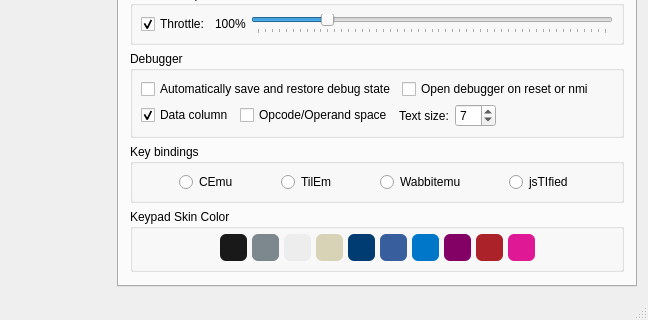
This is gui/qt/mainwindow.ui in CE-Programming/CEmu as Qt 5 draws it before an edit; both pictures show x 340 to 988 and y 388 to 708 of the 988 by 708 pixel window. The edited form follows.
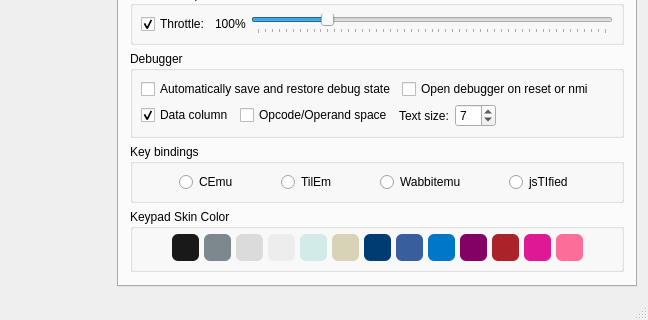
This is the edited form. Icons and pictures are not drawn. Custom widgets are drawn as their Qt base class.

Commit message: Added more keypad skin colors (Space Grey, Coral, Mint)

The edit to the form file:
```diff
--- a/gui/qt/mainwindow.ui
+++ b/gui/qt/mainwindow.ui
@@ -1136,7 +1136,7 @@
              </property>
              <property name="sizeHint" stdset="0">
               <size>
-               <width>40</width>
+               <width>10</width>
                <height>20</height>
               </size>
              </property>
@@ -1206,6 +1206,129 @@
              </property>
             </widget>
            </item>
+           <item>
+            <widget class="QPushButton" name="buttonSpaceGrey">
+             <property name="sizePolicy">
+              <sizepolicy hsizetype="Fixed" vsizetype="Fixed">
+               <horstretch>0</horstretch>
+               <verstretch>0</verstretch>
+              </sizepolicy>
+             </property>
+             <property name="minimumSize">
+              <size>
+               <width>27</width>
+               <height>27</height>
+              </size>
+             </property>
+             <property name="maximumSize">
+              <size>
+               <width>27</width>
+               <height>27</height>
+              </size>
+             </property>
+             <property name="palette">
+              <palette>
+               <active>
+                <colorrole role="Button">
+                 <brush brushstyle="SolidPattern">
+                  <color alpha="255">
+                   <red>219</red>
+                   <green>219</green>
+                   <blue>219</blue>
+                  </color>
+                 </brush>
+                </colorrole>
+                <colorrole role="Base">
+                 <brush brushstyle="SolidPattern">
+                  <color alpha="255">
+                   <red>219</red>
+                   <green>219</green>
+                   <blue>219</blue>
+                  </color>
+                 </brush>
+                </colorrole>
+                <colorrole role="Window">
+                 <brush brushstyle="SolidPattern">
+                  <color alpha="255">
+                   <red>219</red>
+                   <green>219</green>
+                   <blue>219</blue>
+                  </color>
+                 </brush>
+                </colorrole>
+               </active>
+               <inactive>
+                <colorrole role="Button">
+                 <brush brushstyle="SolidPattern">
+                  <color alpha="255">
+                   <red>219</red>
+                   <green>219</green>
+                   <blue>219</blue>
+                  </color>
+                 </brush>
+                </colorrole>
+                <colorrole role="Base">
+                 <brush brushstyle="SolidPattern">
+                  <color alpha="255">
+                   <red>219</red>
+                   <green>219</green>
+                   <blue>219</blue>
+                  </color>
+                 </brush>
+                </colorrole>
+                <colorrole role="Window">
+                 <brush brushstyle="SolidPattern">
+                  <color alpha="255">
+                   <red>219</red>
+                   <green>219</green>
+                   <blue>219</blue>
+                  </color>
+                 </brush>
+                </colorrole>
+               </inactive>
+               <disabled>
+                <colorrole role="Button">
+                 <brush brushstyle="SolidPattern">
+                  <color alpha="255">
+                   <red>219</red>
+                   <green>219</green>
+                   <blue>219</blue>
+                  </color>
+                 </brush>
+                </colorrole>
+                <colorrole role="Base">
+                 <brush brushstyle="SolidPattern">
+                  <color alpha="255">
+                   <red>219</red>
+                   <green>219</green>
+                   <blue>219</blue>
+                  </color>
+                 </brush>
+                </colorrole>
+                <colorrole role="Window">
+                 <brush brushstyle="SolidPattern">
+                  <color alpha="255">
+                   <red>219</red>
+                   <green>219</green>
+                   <blue>219</blue>
+                  </color>
+                 </brush>
+                </colorrole>
+               </disabled>
+              </palette>
+             </property>
+             <property name="styleSheet">
+              <string notr="true">QPushButton {  background-color: rgb(219, 219, 219); border-radius:6px; }
+QPushButton:pressed { 
+	border: 3px solid gray;
+	border-radius: 8px; 
+}</string>
+             </property>
+             <property name="text">
+              <string/>
+             </property>
+            </widget>
+           </item>
            <item>
             <widget class="QPushButton" name="buttonWhite">
              <property name="sizePolicy">
@@ -1238,6 +1361,129 @@
              </property>
             </widget>
            </item>
+           <item>
+            <widget class="QPushButton" name="buttonMint">
+             <property name="sizePolicy">
+              <sizepolicy hsizetype="Fixed" vsizetype="Fixed">
+               <horstretch>0</horstretch>
+               <verstretch>0</verstretch>
+              </sizepolicy>
+             </property>
+             <property name="minimumSize">
+              <size>
+               <width>27</width>
+               <height>27</height>
+              </size>
+             </property>
+             <property name="maximumSize">
+              <size>
+               <width>27</width>
+               <height>27</height>
+              </size>
+             </property>
+             <property name="palette">
+              <palette>
+               <active>
+                <colorrole role="Button">
+                 <brush brushstyle="SolidPattern">
+                  <color alpha="255">
+                   <red>210</red>
+                   <green>235</green>
+                   <blue>232</blue>
+                  </color>
+                 </brush>
+                </colorrole>
+                <colorrole role="Base">
+                 <brush brushstyle="SolidPattern">
+                  <color alpha="255">
+                   <red>210</red>
+                   <green>235</green>
+                   <blue>232</blue>
+                  </color>
+                 </brush>
+                </colorrole>
+                <colorrole role="Window">
+                 <brush brushstyle="SolidPattern">
+                  <color alpha="255">
+                   <red>210</red>
+                   <green>235</green>
+                   <blue>232</blue>
+                  </color>
+                 </brush>
+                </colorrole>
+               </active>
+               <inactive>
+                <colorrole role="Button">
+                 <brush brushstyle="SolidPattern">
+                  <color alpha="255">
+                   <red>210</red>
+                   <green>235</green>
+                   <blue>232</blue>
+                  </color>
+                 </brush>
+                </colorrole>
+                <colorrole role="Base">
+                 <brush brushstyle="SolidPattern">
+                  <color alpha="255">
+                   <red>210</red>
+                   <green>235</green>
+                   <blue>232</blue>
+                  </color>
+                 </brush>
+                </colorrole>
+                <colorrole role="Window">
+                 <brush brushstyle="SolidPattern">
+                  <color alpha="255">
+                   <red>210</red>
+                   <green>235</green>
+                   <blue>232</blue>
+                  </color>
+                 </brush>
+                </colorrole>
+               </inactive>
+               <disabled>
+                <colorrole role="Button">
+                 <brush brushstyle="SolidPattern">
+                  <color alpha="255">
+                   <red>210</red>
+                   <green>235</green>
+                   <blue>232</blue>
+                  </color>
+                 </brush>
+                </colorrole>
+                <colorrole role="Base">
+                 <brush brushstyle="SolidPattern">
+                  <color alpha="255">
+                   <red>210</red>
+                   <green>235</green>
+                   <blue>232</blue>
+                  </color>
+                 </brush>
+                </colorrole>
+                <colorrole role="Window">
+                 <brush brushstyle="SolidPattern">
+                  <color alpha="255">
+                   <red>210</red>
+                   <green>235</green>
+                   <blue>232</blue>
+                  </color>
+                 </brush>
+                </colorrole>
+               </disabled>
+              </palette>
+             </property>
+             <property name="styleSheet">
+              <string notr="true">QPushButton {  background-color: rgb(210, 235, 232); border-radius:6px; }
+QPushButton:pressed { 
+	border: 3px solid gray;
+	border-radius: 8px; 
+}</string>
+             </property>
+             <property name="text">
+              <string/>
+             </property>
+            </widget>
+           </item>
            <item>
             <widget class="QPushButton" name="buttonGolden">
              <property name="sizePolicy">
@@ -1462,6 +1708,129 @@
              </property>
             </widget>
            </item>
+           <item>
+            <widget class="QPushButton" name="buttonCoral">
+             <property name="sizePolicy">
+              <sizepolicy hsizetype="Fixed" vsizetype="Fixed">
+               <horstretch>0</horstretch>
+               <verstretch>0</verstretch>
+              </sizepolicy>
+             </property>
+             <property name="minimumSize">
+              <size>
+               <width>27</width>
+               <height>27</height>
+              </size>
+             </property>
+             <property name="maximumSize">
+              <size>
+               <width>27</width>
+               <height>27</height>
+              </size>
+             </property>
+             <property name="palette">
+              <palette>
+               <active>
+                <colorrole role="Button">
+                 <brush brushstyle="SolidPattern">
+                  <color alpha="255">
+                   <red>253</red>
+                   <green>109</green>
+                   <blue>153</blue>
+                  </color>
+                 </brush>
+                </colorrole>
+                <colorrole role="Base">
+                 <brush brushstyle="SolidPattern">
+                  <color alpha="255">
+                   <red>253</red>
+                   <green>109</green>
+                   <blue>153</blue>
+                  </color>
+                 </brush>
+                </colorrole>
+                <colorrole role="Window">
+                 <brush brushstyle="SolidPattern">
+                  <color alpha="255">
+                   <red>253</red>
+                   <green>109</green>
+                   <blue>153</blue>
+                  </color>
+                 </brush>
+                </colorrole>
+               </active>
+               <inactive>
+                <colorrole role="Button">
+                 <brush brushstyle="SolidPattern">
+                  <color alpha="255">
+                   <red>253</red>
+                   <green>109</green>
+                   <blue>153</blue>
+                  </color>
+                 </brush>
+                </colorrole>
+                <colorrole role="Base">
+                 <brush brushstyle="SolidPattern">
+                  <color alpha="255">
+                   <red>253</red>
+                   <green>109</green>
+                   <blue>153</blue>
+                  </color>
+                 </brush>
+                </colorrole>
+                <colorrole role="Window">
+                 <brush brushstyle="SolidPattern">
+                  <color alpha="255">
+                   <red>253</red>
+                   <green>109</green>
+                   <blue>153</blue>
+                  </color>
+                 </brush>
+                </colorrole>
+               </inactive>
+               <disabled>
+                <colorrole role="Button">
+                 <brush brushstyle="SolidPattern">
+                  <color alpha="255">
+                   <red>253</red>
+                   <green>109</green>
+                   <blue>153</blue>
+                  </color>
+                 </brush>
+                </colorrole>
+                <colorrole role="Base">
+                 <brush brushstyle="SolidPattern">
+                  <color alpha="255">
+                   <red>253</red>
+                   <green>109</green>
+                   <blue>153</blue>
+                  </color>
+                 </brush>
+                </colorrole>
+                <colorrole role="Window">
+                 <brush brushstyle="SolidPattern">
+                  <color alpha="255">
+                   <red>253</red>
+                   <green>109</green>
+                   <blue>153</blue>
+                  </color>
+                 </brush>
+                </colorrole>
+               </disabled>
+              </palette>
+             </property>
+             <property name="styleSheet">
+              <string notr="true">QPushButton {  background-color: rgb(253, 109, 153); border-radius:6px; }
+QPushButton:pressed { 
+	border: 3px solid gray;
+	border-radius: 8px; 
+}</string>
+             </property>
+             <property name="text">
+              <string/>
+             </property>
+            </widget>
+           </item>
            <item>
             <spacer name="horizontalSpacer_21">
              <property name="orientation">
@@ -1469,7 +1838,7 @@
              </property>
              <property name="sizeHint" stdset="0">
               <size>
-               <width>40</width>
+               <width>10</width>
                <height>20</height>
               </size>
              </property>
```
The commit also changes 10 other files.
